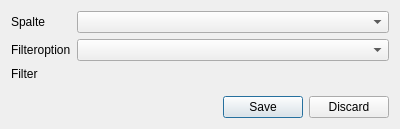
The window that res/filter_editor.ui (jfeil/RegeltestCreator) describes before a commit, drawn with Qt 5.
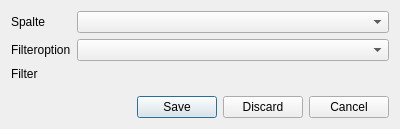
The same window after the commit.

Commit message: Add option to close dialog without deleting filter

Patch:
```diff
--- a/res/filter_editor.ui
+++ b/res/filter_editor.ui
@@ -20,7 +20,7 @@
                         <enum>Qt::Horizontal</enum>
                     </property>
                     <property name="standardButtons">
-                        <set>QDialogButtonBox::Discard|QDialogButtonBox::Save</set>
+                        <set>QDialogButtonBox::Cancel|QDialogButtonBox::Discard|QDialogButtonBox::Save</set>
                     </property>
                 </widget>
             </item>
```
The commit also changes 3 other files.
